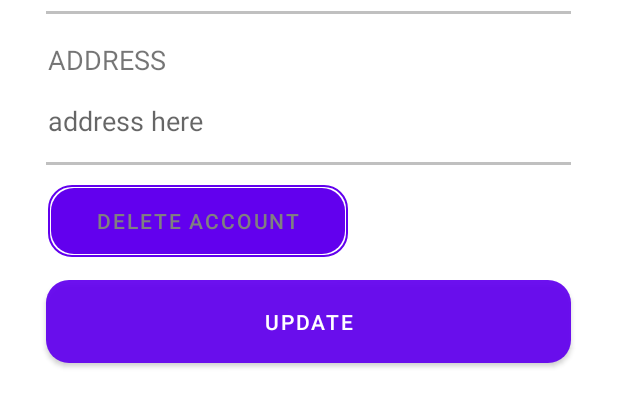
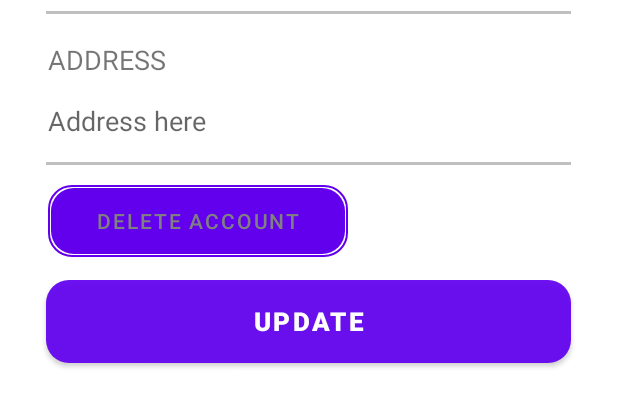
Before and after one commit to PhucTranS3924715/COSC2657-Assignment3, an Android app: the layout activity_edit_profile.xml on its own in the app's theme, with its tools: preview values and no code run, on a phone screen of 412 x 824 dp. Shown: the part 727-1134 px from the top of the screen. Run offline under Robolectric (Android 15) with nearby library versions, the phone set to English and light mode, and no system bars.

Commit message:
Update TODO list

```diff
--- a/app/src/main/res/layout/activity_edit_profile.xml
+++ b/app/src/main/res/layout/activity_edit_profile.xml
@@ -25,10 +25,10 @@
 
         <TextView
             android:id="@+id/editProfileHeading"
-            android:layout_width="match_parent"
+            android:layout_width="wrap_content"
             android:layout_height="wrap_content"
             android:text="Edit Profile"
-            android:textSize="30dp"
+            android:textSize="30sp"
             android:textColor="@color/white"
             android:textStyle="bold"
             android:layout_toEndOf="@id/backImage"
@@ -36,8 +36,7 @@
             android:layout_alignParentBottom="true"
             android:layout_marginStart="8dp"
             android:layout_marginEnd="8dp"
-            android:layout_marginTop="10dp"
-            />
+            android:layout_marginTop="10dp" />
 
     </RelativeLayout>
 
@@ -176,7 +175,7 @@
             android:layout_height="48dp"
             android:layout_below="@id/addressTextView"
             android:background="@android:color/transparent"
-            android:hint="address here"
+            android:hint="Address here"
             android:textSize="18sp"
             android:layout_marginStart="32dp"
             android:paddingBottom="7dp"
@@ -205,6 +204,9 @@
             android:layout_width="350dp"
             android:layout_height="55dp"
             android:text="UPDATE"
+            android:textColor="@color/white"
+            android:textSize="17sp"
+            android:textStyle="bold"
             android:background="@drawable/round_button"
             android:layout_below="@+id/deleteButton"
             android:layout_marginTop="15dp"
--- a/app/src/main/res/layout/fragment_profile.xml
+++ b/app/src/main/res/layout/fragment_profile.xml
@@ -5,12 +5,12 @@
     android:layout_height="match_parent"
     tools:context=".ProfileFragment">
 
-    <!-- TODO: Update blank fragment layout -->
     <RelativeLayout
         android:layout_width="match_parent"
         android:layout_height="150dp"
         android:background="@color/blue">
 
+        <!--    TODO: Remove back icon-->
         <ImageView
             android:id="@+id/backImage"
             android:layout_width="30dp"
@@ -25,7 +25,7 @@
             android:layout_width="match_parent"
             android:layout_height="wrap_content"
             android:text="Setting"
-            android:textSize="30dp"
+            android:textSize="30sp"
             android:textColor="@color/white"
             android:textStyle="bold"
             android:layout_toEndOf="@id/backImage"
```
Also changed, not shown: app/src/main/res/layout/fragment_voucher.xml (+4 -5 lines).
